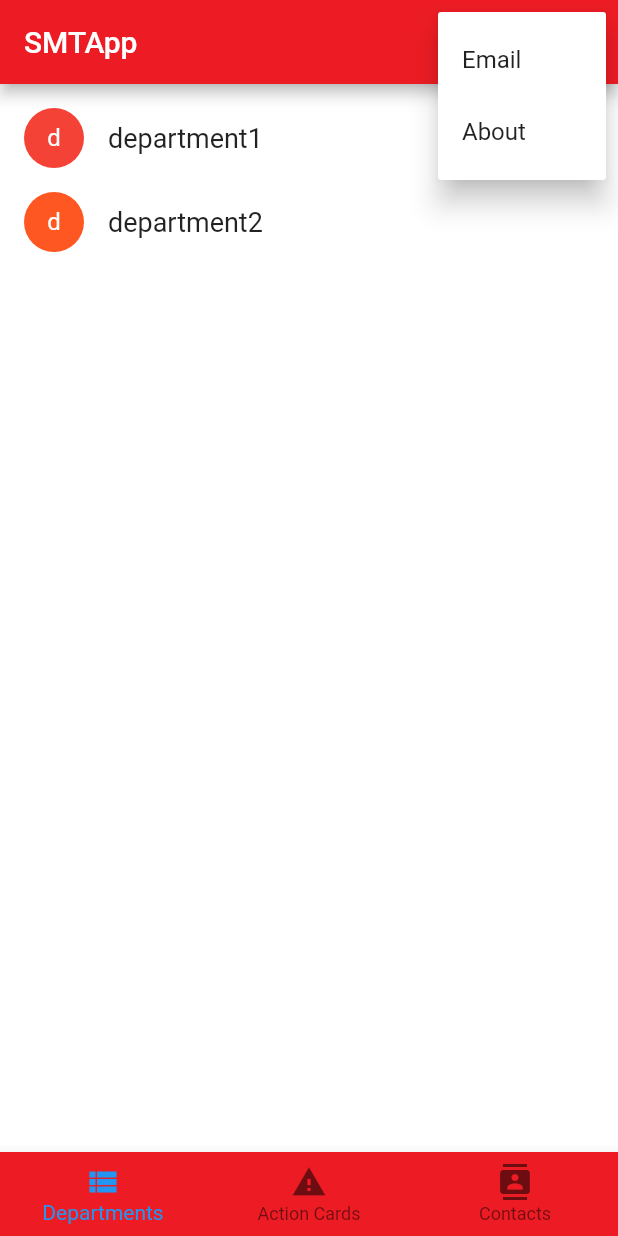
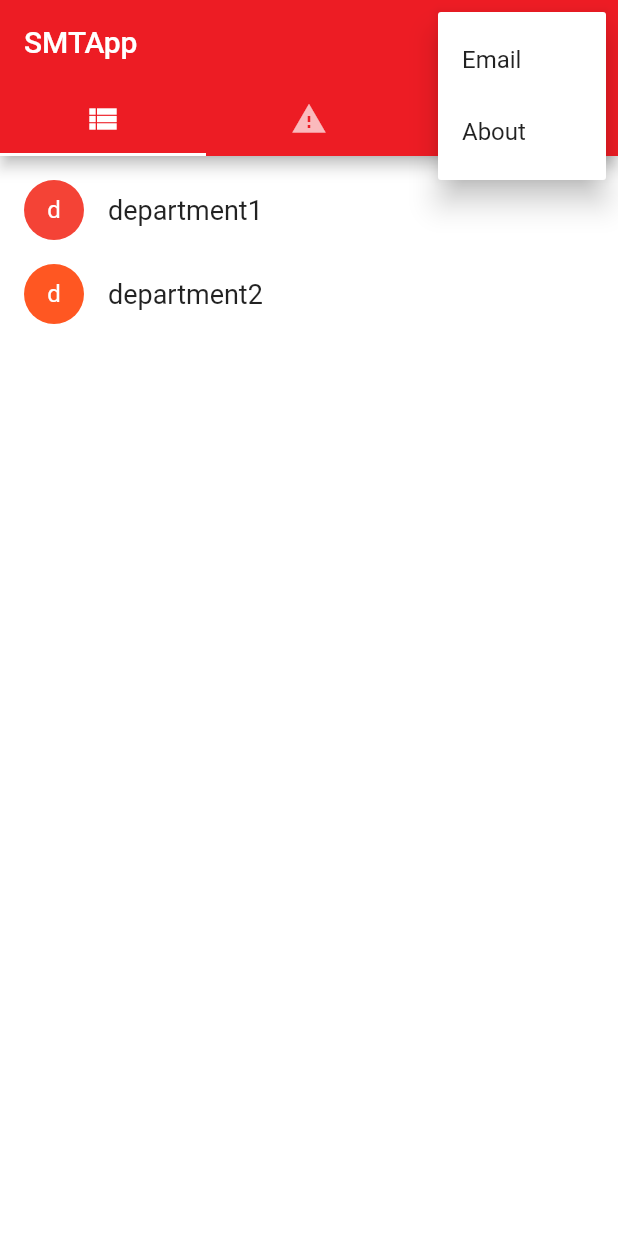
Before and after one commit to SnakeyHips/SMTApp, a Flutter app: the screen it shows after launch, after a tap on the "more vert" icon, on a phone screen of 412 x 824 dp. Run offline on Flutter 3.47's test engine with Material 2 defaults, Android fonts, the phone set to English and light mode, and no system bars; missing offline and left inert: SMTApp; statements that could not run were skipped.

Commit message:
Update home_page.dart
went back to tabs but changed to icons rather than text

```diff
--- a/lib/widgets/home_page.dart
+++ b/lib/widgets/home_page.dart
@@ -10,13 +10,8 @@ class HomePage extends StatefulWidget {
 }
 
 class HomePageState extends State<HomePage> {
+
   final GlobalKey _menuKey = new GlobalKey();
-  int _pageIndex = 0;
-  final List<Widget> _pages = <Widget>[
-    DepartmentsPage(),
-    ActionCardsPage(),
-    ContactsPage()
-  ];
 
   @override
   Widget build(BuildContext context) {
@@ -25,7 +20,17 @@ class HomePageState extends State<HomePage> {
         home: DefaultTabController(
           length: 3,
           child: Scaffold(
-              appBar: AppBar(title: Text("SMTApp"), actions: <Widget>[
+              appBar: AppBar(
+                  bottom: TabBar(
+                    tabs: [
+                      Tab(icon: Icon(Icons.view_list)),
+                      Tab(icon: Icon(Icons.report_problem)),
+                      Tab(icon: Icon(Icons.contacts))
+                    ],
+                    indicatorColor: Colors.white,
+                  ),
+                  title: Text("SMTApp"),
+                  actions: <Widget>[
                     PopupMenuButton(
                       key: _menuKey,
                       itemBuilder: (context) => <PopupMenuItem>[
@@ -43,33 +48,13 @@ class HomePageState extends State<HomePage> {
                       },
                     ),
                   ]),
-              body: _pages[_pageIndex],
-              bottomNavigationBar: new Theme(
-                data: Theme.of(context).copyWith(
-                    canvasColor: Color.fromRGBO(237, 28, 36, 1.0),
-                    primaryColor: Colors.white,
-                    textTheme: Theme.of(context).textTheme.copyWith(
-                        caption: new TextStyle(color: Color.fromRGBO(243, 99, 104, 1.0)))),
-                child: BottomNavigationBar(
-                    onTap: onTabTapped,
-                    currentIndex: _pageIndex,
-                    items: [
-                      BottomNavigationBarItem(
-                          icon: Icon(Icons.view_list),
-                          title: Text('Departments')),
-                      BottomNavigationBarItem(
-                          icon: Icon(Icons.report_problem),
-                          title: Text('Action Cards')),
-                      BottomNavigationBarItem(
-                          icon: Icon(Icons.contacts), title: Text('Contacts')),
-                    ]),
-              ),
-            )));
-  }
-
-  void onTabTapped(int index) {
-    setState(() {
-      _pageIndex = index;
-    });
+              body: TabBarView(
+                children: <Widget>[
+                  new DepartmentsPage(),
+                  new ActionCardsPage(),
+                  new ContactsPage(),
+                ],
+              )),
+        ));
   }
 }
```
Lines whose indentation alone changed are shown as unchanged.
